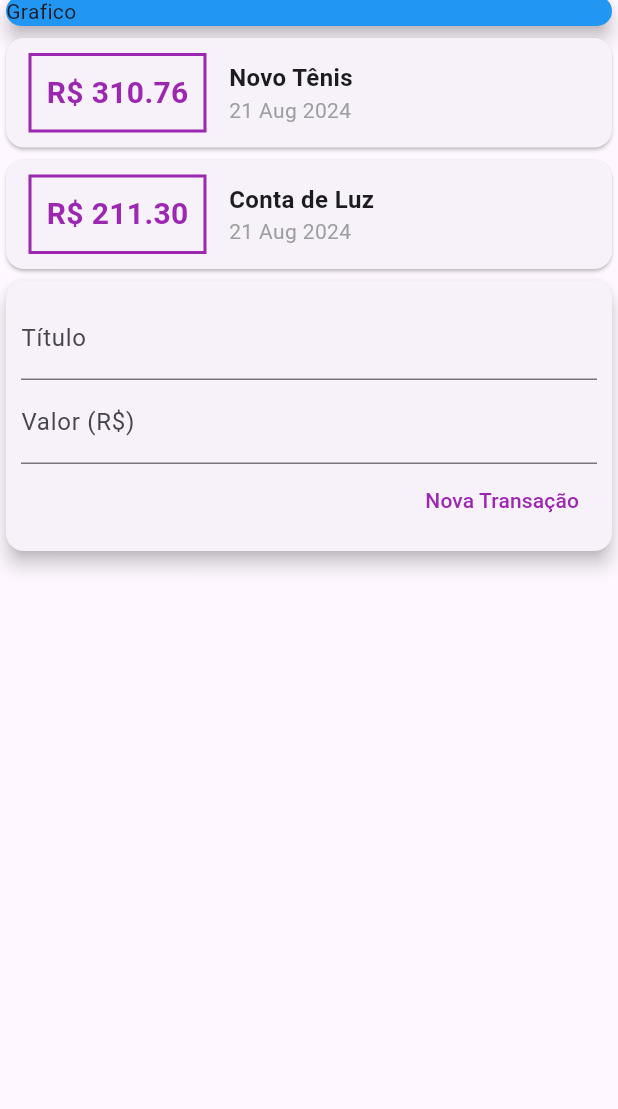
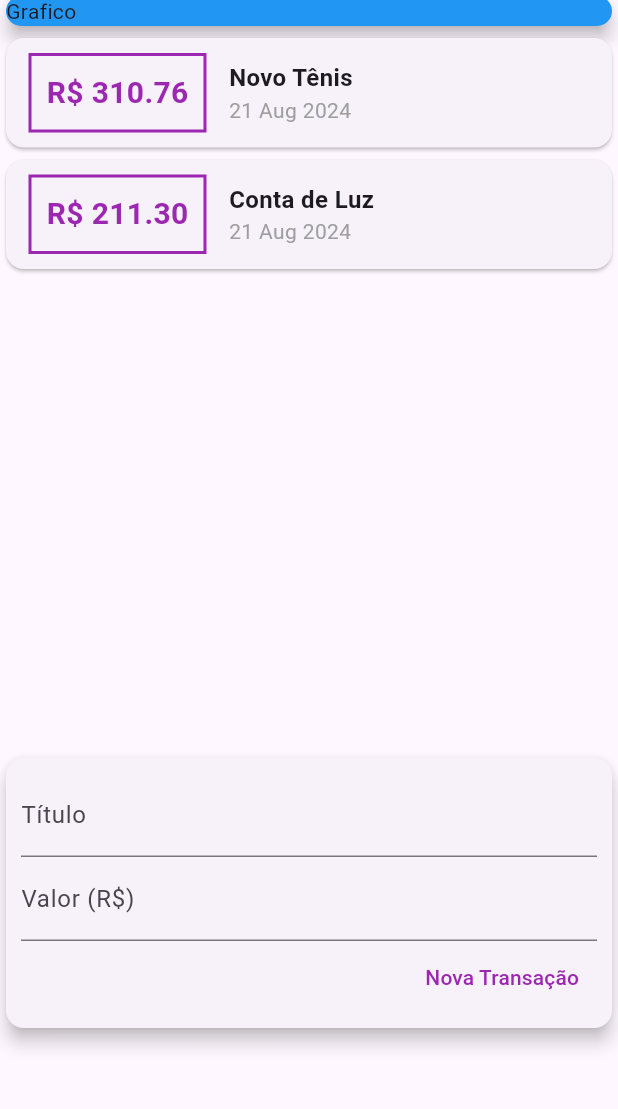
Before and after one commit to AndersonExner/Flutter_DespesasAPP, a Flutter app: the screen it shows after launch, after a tap on "Nova Transação", on a phone screen of 412 x 824 dp, the part 94-1203 px from its top. Run offline on Flutter 3.47's test engine with Material 3 defaults, Android fonts, the phone set to English and light mode, and no system bars.

Commit message:
funçoes e responsividade

```diff
--- a/lib/components/transaction_form.dart
+++ b/lib/components/transaction_form.dart
@@ -3,6 +3,21 @@ import 'package:flutter/material.dart';
 class TransactionForm extends StatelessWidget {
   final titleController = TextEditingController();
   final valueController = TextEditingController();
+
+  final void Function(String, double) onSubmit;
+
+  TransactionForm(this.onSubmit);
+
+  _submitForm() {
+    final title = titleController.text;
+    final value = double.tryParse(valueController.text) ?? 0.0;
+
+    if (title.isEmpty || value <= 0) {
+      return;
+    }
+
+    onSubmit(title, value);
+  }
 
   @override
   Widget build(BuildContext context) {
@@ -14,12 +29,15 @@ class TransactionForm extends StatelessWidget {
           children: [
             TextField(
               controller: titleController,
+              onSubmitted: (value) => _submitForm(),
               decoration: InputDecoration(
                 labelText: 'Título',
               ),
             ),
             TextField(
               controller: valueController,
+              keyboardType: TextInputType.numberWithOptions(decimal: true),
+              onSubmitted: (value) => _submitForm(),
               decoration: InputDecoration(
                 labelText: 'Valor (R\$)',
               ),
@@ -28,14 +46,11 @@ class TransactionForm extends StatelessWidget {
               mainAxisAlignment: MainAxisAlignment.end,
               children: [
                 TextButton(
+                  onPressed: _submitForm,
                   child: Text(
                     "Nova Transação",
                     style: TextStyle(color: Colors.purple),
                   ),
-                  onPressed: () {
-                    print(titleController.text);
-                    print(valueController.text);
-                  },
                 ),
               ],
             ),
--- a/lib/components/transaction_list.dart
+++ b/lib/components/transaction_list.dart
@@ -9,8 +9,13 @@ class TransactionList extends StatelessWidget {
 
   @override
   Widget build(BuildContext context) {
-    return Column(
-      children: transactions.map((tr) {
+    return Container(
+      height: 480,
+      child: ListView.builder(
+        itemCount: transactions.length,
+        itemBuilder: (ctx, index) {
+          final tr = transactions[index];
+
           return Card(
             child: Row(
               children: [
@@ -56,7 +61,8 @@ class TransactionList extends StatelessWidget {
               ],
             ),
           );
-      }).toList(),
+        },
+      ),
     );
   }
 }
--- a/lib/main.dart
+++ b/lib/main.dart
@@ -22,7 +22,8 @@ class MyHome extends StatelessWidget {
           title: const Text('Despesas Pessoais'),
           centerTitle: true,
         ),
-      body: Column(
+        body: SingleChildScrollView(
+          child: Column(
             crossAxisAlignment: CrossAxisAlignment.stretch,
             children: <Widget>[
               Container(
@@ -34,7 +35,8 @@ class MyHome extends StatelessWidget {
                 ),
               ),
               TransactionUser(),
-          ]),
-    );
+            ],
+          ),
+        ));
   }
 }
```
Also changed, not shown: lib/components/transaction_user.dart (+17 -1 lines). Lines whose indentation alone changed are shown as unchanged.
